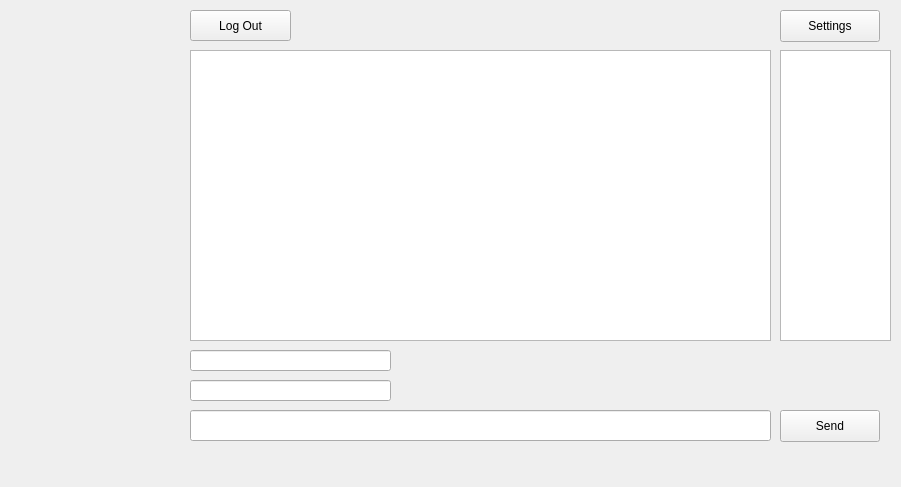
Qt form mainwindow.ui (amorra1/vaulttalk) before a commit.
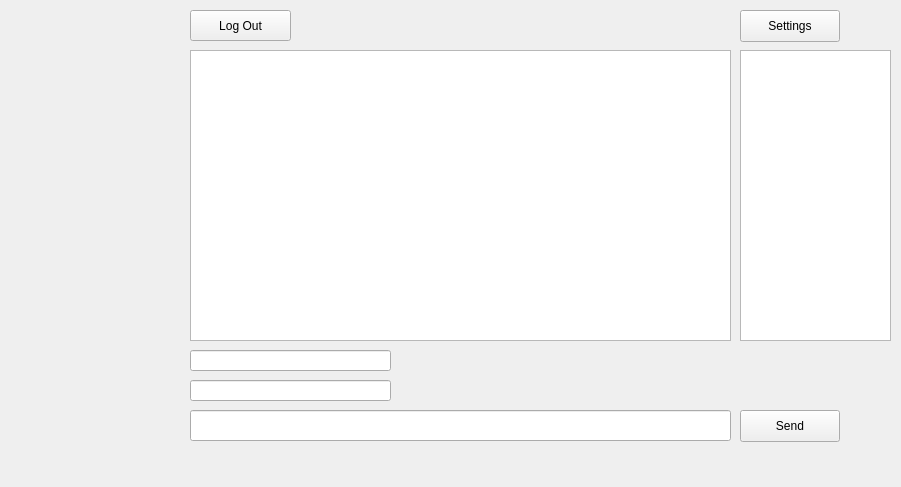
The same form after that commit.

Commit message: added regen period and type to settings display

```diff
--- a/mainwindow.ui
+++ b/mainwindow.ui
@@ -143,7 +143,7 @@
      <widget class="QPushButton" name="sendButton">
       <property name="geometry">
        <rect>
-        <x>780</x>
+        <x>740</x>
         <y>420</y>
         <width>100</width>
         <height>32</height>
@@ -156,7 +156,7 @@
      <widget class="QPushButton" name="settingsButton">
       <property name="geometry">
        <rect>
-        <x>780</x>
+        <x>740</x>
         <y>20</y>
         <width>100</width>
         <height>32</height>
@@ -171,7 +171,7 @@
        <rect>
         <x>190</x>
         <y>420</y>
-        <width>581</width>
+        <width>541</width>
         <height>31</height>
        </rect>
       </property>
@@ -194,7 +194,7 @@
        <rect>
         <x>190</x>
         <y>60</y>
-        <width>581</width>
+        <width>541</width>
         <height>291</height>
        </rect>
       </property>
@@ -224,9 +224,9 @@
      <widget class="QListWidget" name="settingsDisplay">
       <property name="geometry">
        <rect>
-        <x>780</x>
+        <x>740</x>
         <y>60</y>
-        <width>111</width>
+        <width>151</width>
         <height>291</height>
        </rect>
       </property>
```
The commit also changes 1 other file.
